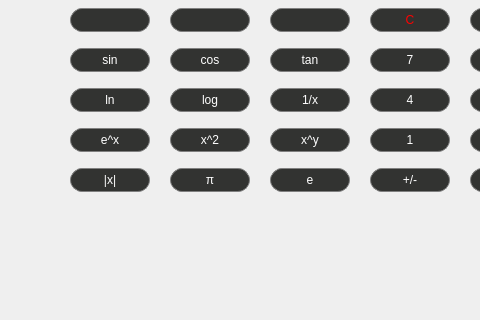
Old version of the form calculator/calculator.ui in the repository jannadungao/EECS-348-Group-22; both pictures show x 0 to 480 and y 92 to 412 of the 832 by 600 pixel window.
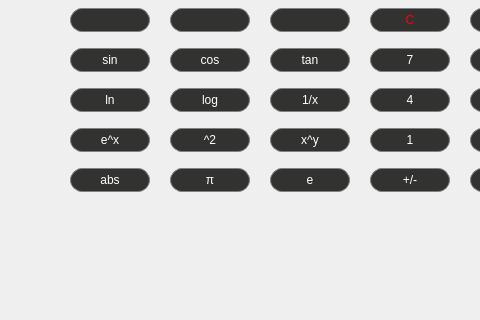
New version of the form. Icons and pictures are not drawn.

```diff
--- a/calculator/calculator.ui
+++ b/calculator/calculator.ui
@@ -961,7 +961,7 @@
 }</string>
     </property>
     <property name="text">
-     <string>|x|</string>
+     <string>abs</string>
     </property>
    </widget>
    <widget class="QPushButton" name="pushButton_25">
@@ -1236,7 +1236,7 @@
 }</string>
     </property>
     <property name="text">
-     <string>x^2</string>
+     <string>^2</string>
     </property>
    </widget>
    <widget class="QPushButton" name="SinButton">
```
Left out of the diff: 4 changed lines with no effect on the pictures.
